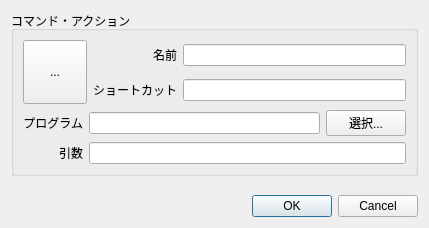
Above: commandactiondialog.ui from bookdraft/QPeerCastYP before the change. Below: the same form after it.
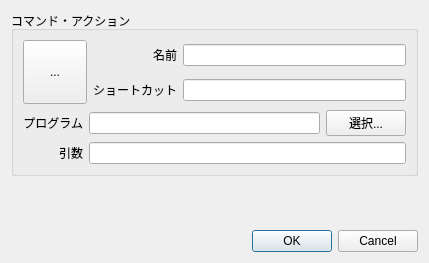
That is the form after the change.

Patch:
```diff
--- a/commandactiondialog.ui
+++ b/commandactiondialog.ui
@@ -1,12 +1,12 @@
 <ui version="4.0" >
  <class>CommandActionDialog</class>
- <widget class="QDialog" name="CommandActionDialog" >
-  <property name="geometry" >
+ <widget class="QDialog" name="CommandActionDialog">
+  <property name="geometry">
    <rect>
     <x>0</x>
     <y>0</y>
     <width>429</width>
-    <height>228</height>
+    <height>263</height>
    </rect>
   </property>
   <property name="windowTitle" >
@@ -131,8 +131,8 @@
      <property name="orientation" >
       <enum>Qt::Horizontal</enum>
      </property>
-     <property name="standardButtons" >
-      <set>QDialogButtonBox::Cancel|QDialogButtonBox::NoButton|QDialogButtonBox::Ok</set>
+     <property name="standardButtons">
+      <set>QDialogButtonBox::Cancel|QDialogButtonBox::Ok</set>
      </property>
     </widget>
    </item>
```
Left out of the diff: 105 changed lines with no effect on the pictures.
